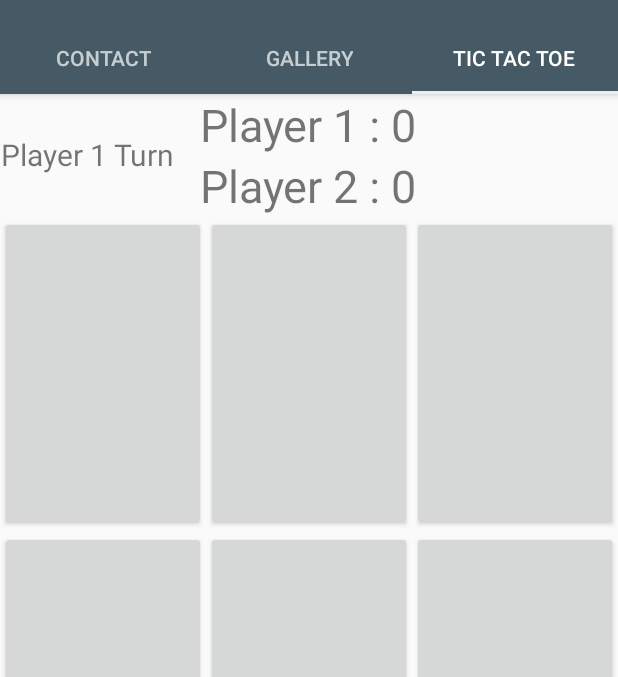
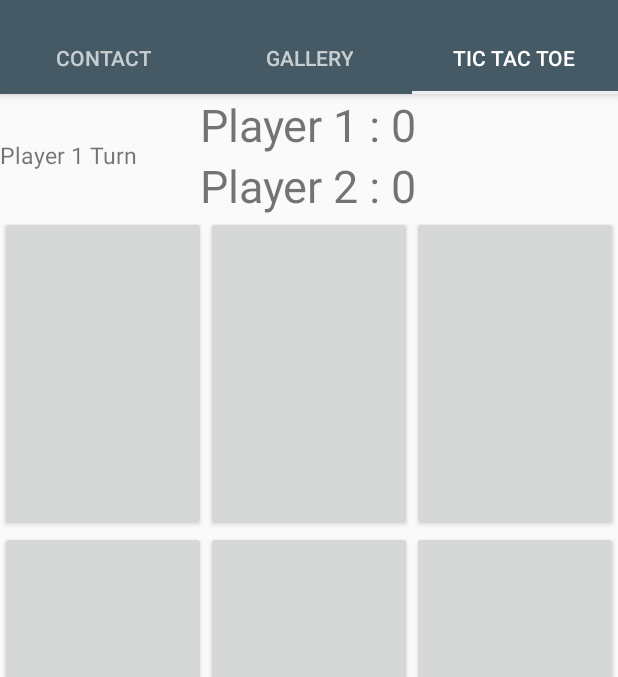
Before and after one commit to bhanghj3094/MyApplication, an Android app: the screen it shows after launch (MainActivity), tab 3 chosen, on a phone screen of 412 x 824 dp, the part 74-751 px from its top. Run offline under Robolectric (Android 15) with nearby library versions, the phone set to English and light mode, and no system bars; 1 statement that could not run was skipped.

Commit message:
xml modify

```diff
--- a/app/src/main/java/com/example/q/myapplication/Tab1.java
+++ b/app/src/main/java/com/example/q/myapplication/Tab1.java
@@ -2,11 +2,14 @@ package com.example.q.myapplication;
 
 import android.Manifest;
 import android.content.ContentUris;
+import android.content.Context;
 import android.content.Intent;
 import android.content.pm.PackageManager;
 import android.database.Cursor;
 import android.graphics.Bitmap;
 import android.graphics.BitmapFactory;
+import android.graphics.drawable.Drawable;
+import android.graphics.drawable.ScaleDrawable;
 import android.net.Uri;
 import android.provider.ContactsContract;
 import android.support.design.widget.FloatingActionButton;
@@ -25,6 +28,7 @@ import android.view.ViewGroup;
 import java.io.InputStream;
 import java.util.ArrayList;
 import android.support.design.widget.Snackbar;
+import android.view.WindowManager;
 import android.widget.EditText;
 
 public class Tab1  extends Fragment{
@@ -39,6 +43,7 @@ public class Tab1  extends Fragment{
     public View onCreateView(LayoutInflater inflater, ViewGroup container,
                              Bundle savedInstanceState) {
         rootView = inflater.inflate(R.layout.tab1, container, false);
+        getActivity().getWindow().setSoftInputMode(WindowManager.LayoutParams.SOFT_INPUT_STATE_HIDDEN);
         if (ContextCompat.checkSelfPermission(getContext(), Manifest.permission.READ_CONTACTS) != PackageManager.PERMISSION_GRANTED) {
             requestPermissions(new String[]{Manifest.permission.READ_CONTACTS}, 1);
         }
@@ -131,7 +136,7 @@ public class Tab1  extends Fragment{
                 }
                 else
                 {
-                   temp.setPhoto(Bitmap.createScaledBitmap(BitmapFactory.decodeStream(input), 50, 50, true));
+                   temp.setPhoto(Bitmap.createScaledBitmap(BitmapFactory.decodeStream(input), 100, 100, true));
                 }
                 persons.add(temp);
             }while(contactCursor.moveToNext());
--- a/app/src/main/res/layout/tab3.xml
+++ b/app/src/main/res/layout/tab3.xml
@@ -22,7 +22,7 @@
             android:layout_toLeftOf="@+id/text_view_p1"
             android:gravity="center"
             android:text="@string/turn2"
-            android:textSize="20sp"
+            android:textSize="15sp"
             android:visibility="invisible"
             android:layout_alignParentEnd="true" />
 
@@ -35,7 +35,7 @@
             android:layout_alignParentLeft="true"
             android:gravity="center"
             android:text="@string/turn1"
-            android:textSize="20sp"
+            android:textSize="15sp"
             android:layout_alignParentStart="true" />
 
         <TextView
```
Also changed, not shown: app/src/main/res/layout/tab1.xml (+24 -7 lines).
